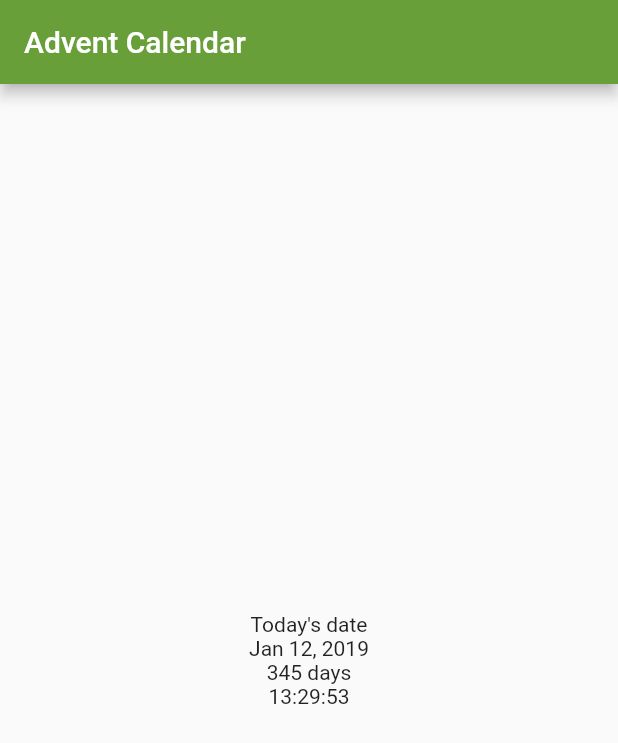
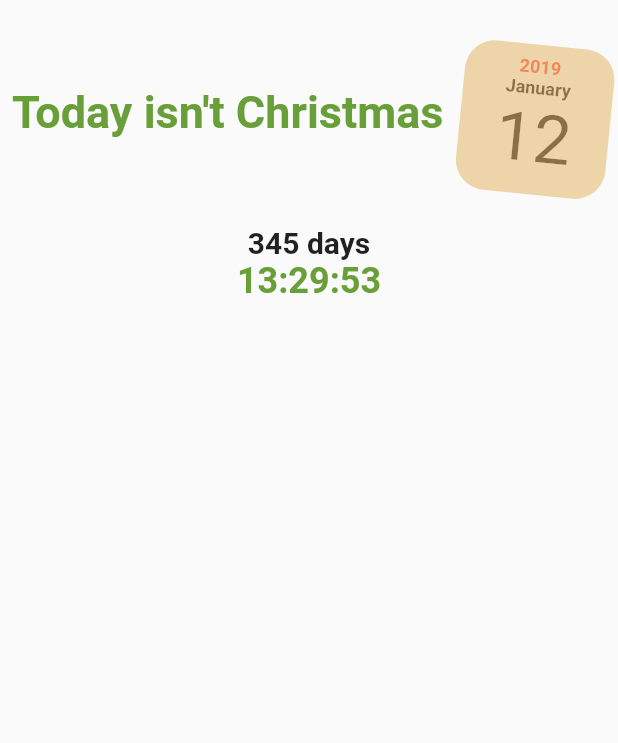
Before and after one commit to envm92/advent_calendar, a Flutter app: the screen it shows after launch, on a phone screen of 412 x 824 dp. Shown: the top 743 px of the screen. Run offline on Flutter 3.47's test engine with Material 2 defaults, Android fonts, the phone set to English and light mode, and no system bars.

Commit message:
Essencial caracteritics

```diff
--- a/lib/providers/translate.provider.dart
+++ b/lib/providers/translate.provider.dart
@@ -16,7 +16,9 @@ class Translate {
     'en': {
       'home' : {
         'title'           : 'Advent Calendar',
-        'today_date'      : 'Today\'s date'
+        'today_date'      : 'Today\'s date',
+        'isChristmas'     : 'Today is Christmas!',
+        'isNotChristmas'  : 'Today isn\'t Christmas'
       },
       'countdown' : {
         'days'            : 'days',
@@ -26,7 +28,9 @@ class Translate {
     'es': {
       'home' : {
         'title'           : 'Calendario de adviento',
-        'today_date'      : 'Hoy es'
+        'today_date'      : 'Hoy es',
+        'isChristmas'     : '¡Hoy es navidad!',
+        'isNotChristmas'  : 'Hoy no es navidad'
       },
       'countdown' : {
         'days'            : 'días',
--- a/lib/screens/home.screen.dart
+++ b/lib/screens/home.screen.dart
@@ -9,7 +9,6 @@ class Home extends StatefulWidget {
 }
 
 class _HomeState extends State<Home> {
-
   var todayDate = new DateTime.now();
   var nextChristmas;
   var isChristmas = false;
@@ -26,25 +25,102 @@ class _HomeState extends State<Home> {
 
   @override
   Widget build(BuildContext context) {
-    var format = DateFormat.yMMMd(Translate.of(context).getLocation());
+    var format = DateFormat.MMMM(Translate.of(context).getLocation());
     return Scaffold(
-      appBar: AppBar(
-        title: Text(Translate.of(context).getMessage('home', 'title')),
-      ),
-      body: Center(
-        child: Column(
-          mainAxisAlignment: MainAxisAlignment.center,
+        body: Column(
           children: <Widget>[
-            Text(
-                Translate.of(context).getMessage('home', 'today_date')
+            Container(
+              height: 150,
+              child: new Row(
+                children: <Widget>[
+                  Expanded(
+                    child: new Container(
+                      padding: new EdgeInsets.only(left: 8.0),
+                      child: new Column(
+                        crossAxisAlignment: CrossAxisAlignment.start,
+                        mainAxisAlignment: MainAxisAlignment.spaceAround,
+                        children: <Widget>[
+                          new Text(
+                            Translate.of(context).getMessage('home',
+                                (isChristmas) ? 'isChristmas' : 'isNotChristmas'),
+                            style: Theme
+                                .of(context)
+                                .textTheme
+                                .title
+                                .copyWith(
+                                fontWeight: FontWeight.bold,
+                                color: Theme
+                                    .of(context)
+                                    .primaryColor,
+                                fontSize: 30),
+                          )
+                        ],
+                      ),
+                    ),
+                  ),
+                  Container(
+                    child: new Column(
+                      mainAxisAlignment: MainAxisAlignment.spaceAround,
+                      children: <Widget>[
+                        Container(
+                          height: 100,
+                          width: 100,
+                          padding: const EdgeInsets.all(8.0),
+                          alignment: Alignment.center,
+                          child: Column(
+                            children: <Widget>[
+                              Text(
+                                todayDate.year.toString(),
+                                style: Theme
+                                    .of(context)
+                                    .textTheme
+                                    .subtitle
+                                    .copyWith(
+                                    color: Theme
+                                        .of(context)
+                                        .accentColor,
+                                    fontWeight: FontWeight.bold,
+                                    fontSize: 12),
+                              ),
+                              Text(
+                                '${format.format(todayDate)[0]
+                                    .toUpperCase()}${format.format(todayDate)
+                                    .substring(1)}',
+                                style: Theme
+                                    .of(context)
+                                    .textTheme
+                                    .title
+                                    .copyWith(
+                                    fontWeight: FontWeight.bold, fontSize: 12),
+                              ),
+                              Text(todayDate.day.toString(),
+                                  style: Theme
+                                      .of(context)
+                                      .textTheme
+                                      .headline
+                                      .copyWith(fontSize: 45))
+                            ],
+                          ),
+                          foregroundDecoration: BoxDecoration(
+                              color: Color.fromRGBO(228, 182, 100, 0.54),
+                              borderRadius:
+                              new BorderRadius.all(Radius.circular(20.0))),
+                          transform: Matrix4.rotationZ(0.1),
+                        )
+                      ],
+                    ),
+                  )
+                ],
+              ),
             ),
-            Text(
-              format.format(todayDate),
-            ),
-            Countdown(nextChristmas)
+            Expanded(
+              child: Center(
+                child: Countdown(nextChristmas),
+              )
+            )
           ],
-        ),
-      ),
+        )
     );
   }
+
 }
--- a/lib/widgets/countdown.widget.dart
+++ b/lib/widgets/countdown.widget.dart
@@ -46,12 +46,19 @@ class _CountdownState extends State<Countdown> {
     final days = remaining.inDays;
     var hours = remaining.inHours - remaining.inDays * 24;
     if (days > 0) {
-      var daysText = 'days';
-      if (days == 1) { daysText = 'day';}
-      texts.add(Text('$days '+ Translate.of(context).getMessage('countdown', daysText)));
+      texts.add(Text(
+        '$days '+ Translate.of(context).getMessage('countdown', (days == 1)? 'day': 'days') ,
+        style: Theme.of(context).textTheme.title.copyWith(
+            fontWeight: FontWeight.bold
+        )
+      ));
     }
     texts.add(Text('$hours:${format.format(
-        DateTime.fromMillisecondsSinceEpoch(remaining.inMilliseconds))}'));
+        DateTime.fromMillisecondsSinceEpoch(remaining.inMilliseconds))}',
+        style: Theme.of(context).textTheme.headline.copyWith(
+            fontWeight: FontWeight.bold,
+            color: Theme.of(context).primaryColor
+        )));
 
     return Column(
       children: texts
```
